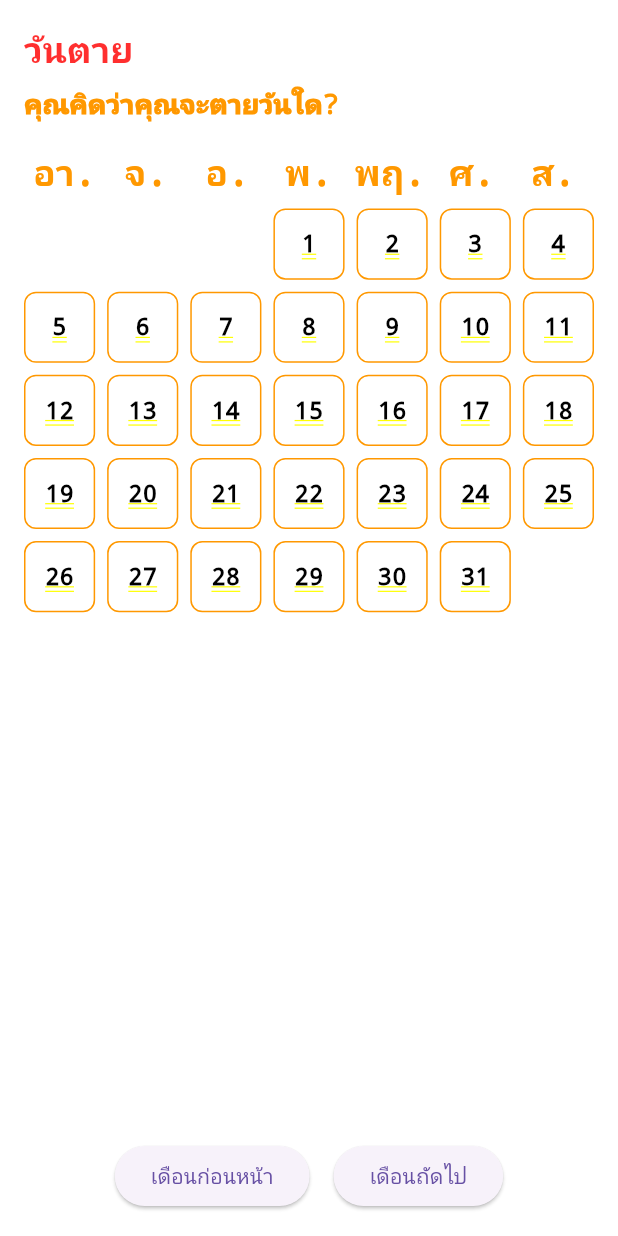
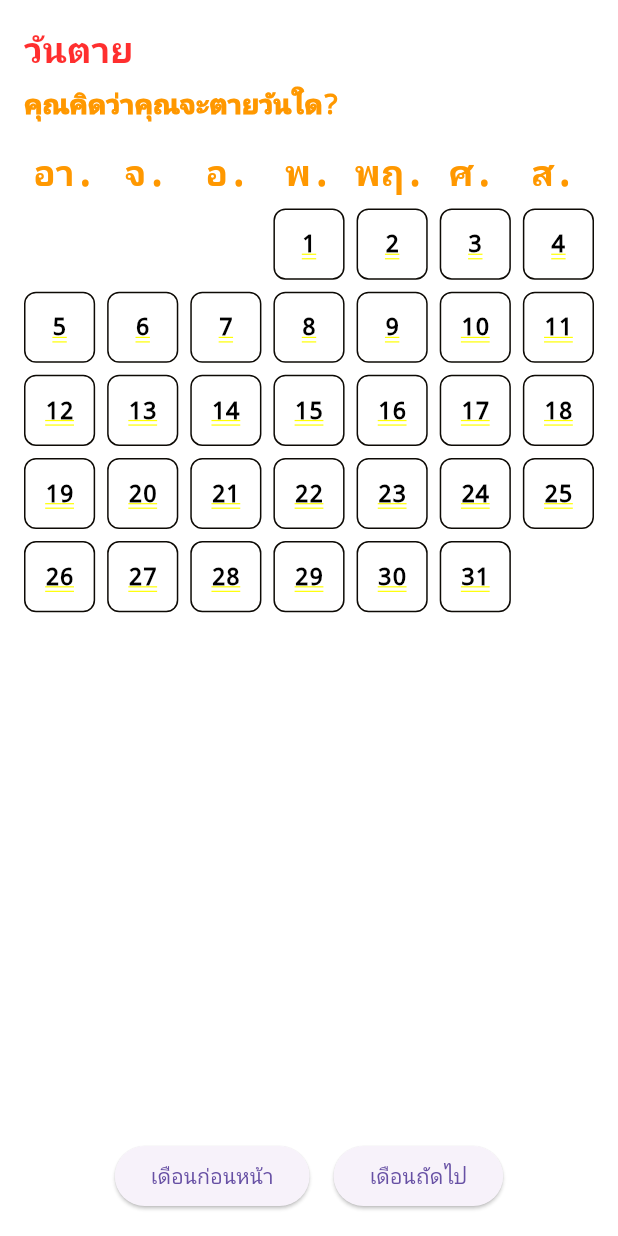
Before and after one commit to NaruantChie/flutter_project, a Flutter app: the DeathDayPage screen opened by its route, on a phone screen of 412 x 824 dp. Run offline on Flutter 3.47's test engine with Material 3 defaults, Android fonts, the phone set to English and light mode, and no system bars; our stand-ins replace dropdown_button2, font_awesome_flutter, go_router; generated files the repository leaves out were written again.

Commit message:
Initial commit

```diff
--- a/lib/pages/Selection/deathDayPage.dart
+++ b/lib/pages/Selection/deathDayPage.dart
@@ -42,7 +42,7 @@ class _DeathDayPageState extends State<DeathDayPage> {
           decoration: BoxDecoration(
             color: Colors.white,
             borderRadius: BorderRadius.circular(8),
-            border: Border.all(color: Colors.orange),
+            border: Border.all(color: const Color.fromARGB(255, 13, 10, 5)),
           ),
           alignment: Alignment.center,
           child: Text(
```
